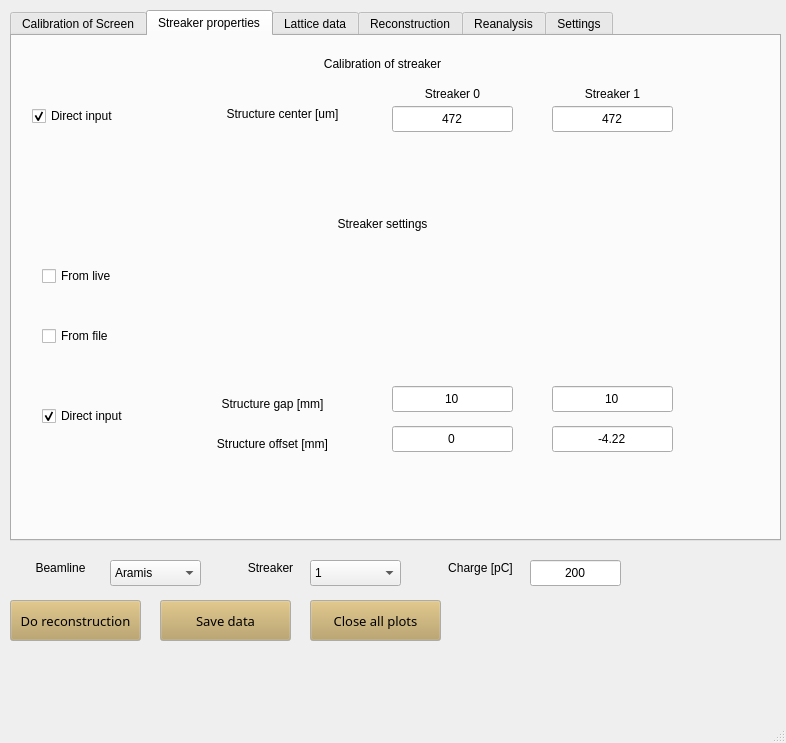
This is GUI.ui in pdijksta/WakefieldAnalysis as Qt 5 draws it before an edit. The edited form follows.
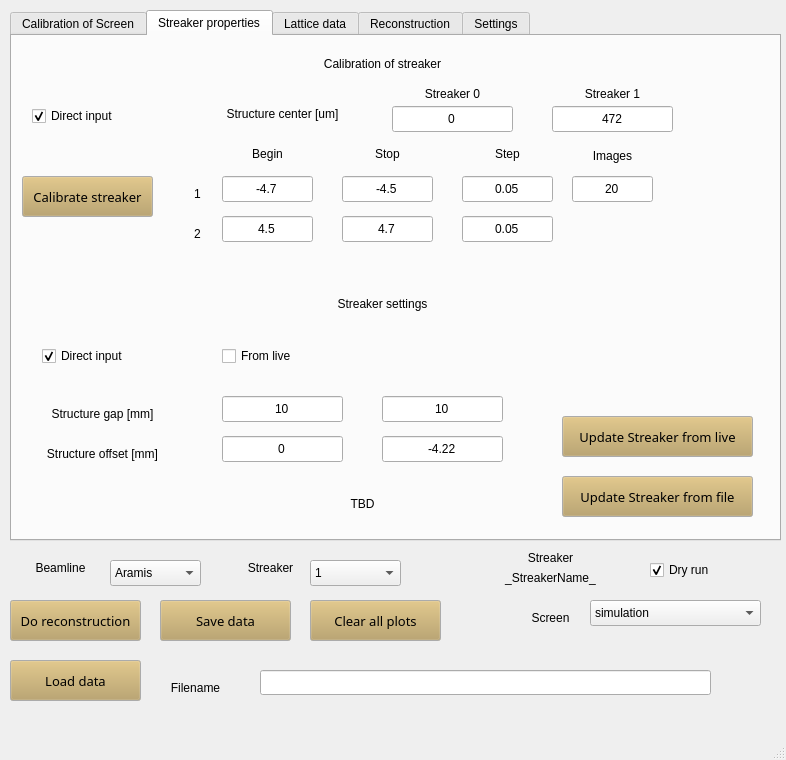
This is the edited form. The open tabs and pages were chosen to show the change.

Diff of the .ui file:
```diff
--- a/GUI.ui
+++ b/GUI.ui
@@ -7,7 +7,7 @@
     <x>0</x>
     <y>0</y>
     <width>786</width>
-    <height>743</height>
+    <height>760</height>
    </rect>
   </property>
   <property name="windowTitle">
@@ -205,7 +205,7 @@
        </rect>
       </property>
       <property name="text">
-       <string>472</string>
+       <string>0</string>
       </property>
       <property name="alignment">
        <set>Qt::AlignCenter</set>
@@ -294,8 +294,8 @@
      <widget class="QLabel" name="label_27">
       <property name="geometry">
        <rect>
-        <x>180</x>
-        <y>360</y>
+        <x>10</x>
+        <y>370</y>
         <width>161</width>
         <height>16</height>
        </rect>
@@ -310,8 +310,8 @@
      <widget class="QLineEdit" name="StreakerGap0">
       <property name="geometry">
        <rect>
-        <x>380</x>
-        <y>350</y>
+        <x>210</x>
+        <y>360</y>
         <width>121</width>
         <height>26</height>
        </rect>
@@ -326,8 +326,8 @@
      <widget class="QLineEdit" name="StreakerGap1">
       <property name="geometry">
        <rect>
-        <x>540</x>
-        <y>350</y>
+        <x>370</x>
+        <y>360</y>
         <width>121</width>
         <height>26</height>
        </rect>
@@ -342,8 +342,8 @@
      <widget class="QLabel" name="label_28">
       <property name="geometry">
        <rect>
-        <x>180</x>
-        <y>400</y>
+        <x>10</x>
+        <y>410</y>
         <width>161</width>
         <height>16</height>
        </rect>
@@ -358,8 +358,8 @@
      <widget class="QLineEdit" name="StreakerOffset0">
       <property name="geometry">
        <rect>
-        <x>380</x>
-        <y>390</y>
+        <x>210</x>
+        <y>400</y>
         <width>121</width>
         <height>26</height>
        </rect>
@@ -374,8 +374,8 @@
      <widget class="QLineEdit" name="StreakerOffset1">
       <property name="geometry">
        <rect>
-        <x>540</x>
-        <y>390</y>
+        <x>370</x>
+        <y>400</y>
         <width>121</width>
         <height>26</height>
        </rect>
@@ -407,7 +407,7 @@
       <property name="geometry">
        <rect>
         <x>290</x>
-        <y>180</y>
+        <y>260</y>
         <width>161</width>
         <height>16</height>
        </rect>
@@ -423,7 +423,7 @@
       <property name="geometry">
        <rect>
         <x>30</x>
-        <y>370</y>
+        <y>310</y>
         <width>111</width>
         <height>20</height>
        </rect>
@@ -435,27 +435,11 @@
        <bool>true</bool>
       </property>
      </widget>
-     <widget class="QCheckBox" name="SetStreakerFromFileCheck">
-      <property name="geometry">
-       <rect>
-        <x>30</x>
-        <y>290</y>
-        <width>111</width>
-        <height>20</height>
-       </rect>
-      </property>
-      <property name="text">
-       <string>From file</string>
-      </property>
-      <property name="checked">
-       <bool>false</bool>
-      </property>
-     </widget>
      <widget class="QCheckBox" name="SetStreakerFromLiveCheck">
       <property name="geometry">
        <rect>
-        <x>30</x>
-        <y>230</y>
+        <x>210</x>
+        <y>310</y>
         <width>111</width>
         <height>20</height>
        </rect>
@@ -467,6 +451,398 @@
        <bool>false</bool>
       </property>
      </widget>
+     <widget class="QPushButton" name="CalibrateStreaker">
+      <property name="geometry">
+       <rect>
+        <x>10</x>
+        <y>140</y>
+        <width>131</width>
+        <height>41</height>
+       </rect>
+      </property>
+      <property name="palette">
+       <palette>
+        <active>
+         <colorrole role="Button">
+          <brush brushstyle="SolidPattern">
+           <color alpha="255">
+            <red>183</red>
+            <green>157</green>
+            <blue>92</blue>
+           </color>
+          </brush>
+         </colorrole>
+        </active>
+        <inactive>
+         <colorrole role="Button">
+          <brush brushstyle="SolidPattern">
+           <color alpha="255">
+            <red>183</red>
+            <green>157</green>
+            <blue>92</blue>
+           </color>
+          </brush>
+         </colorrole>
+        </inactive>
+        <disabled>
+         <colorrole role="Button">
+          <brush brushstyle="SolidPattern">
+           <color alpha="255">
+            <red>183</red>
+            <green>157</green>
+            <blue>92</blue>
+           </color>
+          </brush>
+         </colorrole>
+        </disabled>
+       </palette>
+      </property>
+      <property name="font">
+       <font>
+        <family>Sans Serif</family>
+        <pointsize>10</pointsize>
+       </font>
+      </property>
+      <property name="text">
+       <string>Calibrate streaker</string>
+      </property>
+     </widget>
+     <widget class="QLineEdit" name="Range1Begin">
+      <property name="geometry">
+       <rect>
+        <x>210</x>
+        <y>140</y>
+        <width>91</width>
+        <height>26</height>
+       </rect>
+      </property>
+      <property name="text">
+       <string>-4.7</string>
+      </property>
+      <property name="alignment">
+       <set>Qt::AlignCenter</set>
+      </property>
+     </widget>
+     <widget class="QLabel" name="label_44">
+      <property name="geometry">
+       <rect>
+        <x>210</x>
+        <y>110</y>
+        <width>91</width>
+        <height>16</height>
+       </rect>
+      </property>
+      <property name="text">
+       <string>Begin</string>
+      </property>
+      <property name="alignment">
+       <set>Qt::AlignCenter</set>
+      </property>
+     </widget>
+     <widget class="QLineEdit" name="Range1Stop">
+      <property name="geometry">
+       <rect>
+        <x>330</x>
+        <y>140</y>
+        <width>91</width>
+        <height>26</height>
+       </rect>
+      </property>
+      <property name="text">
+       <string>-4.5</string>
+      </property>
+      <property name="alignment">
+       <set>Qt::AlignCenter</set>
+      </property>
+     </widget>
+     <widget class="QLabel" name="label_45">
+      <property name="geometry">
+       <rect>
+        <x>330</x>
+        <y>110</y>
+        <width>91</width>
+        <height>16</height>
+       </rect>
+      </property>
+      <property name="text">
+       <string>Stop</string>
+      </property>
+      <property name="alignment">
+       <set>Qt::AlignCenter</set>
+      </property>
+     </widget>
+     <widget class="QLineEdit" name="Range1Step">
+      <property name="geometry">
+       <rect>
+        <x>450</x>
+        <y>140</y>
+        <width>91</width>
+        <height>26</height>
+       </rect>
+      </property>
+      <property name="text">
+       <string>0.05</string>
+      </property>
+      <property name="alignment">
+       <set>Qt::AlignCenter</set>
+      </property>
+     </widget>
+     <widget class="QLabel" name="label_46">
+      <property name="geometry">
+       <rect>
+        <x>450</x>
+        <y>110</y>
+        <width>91</width>
+        <height>16</height>
+       </rect>
+      </property>
+      <property name="text">
+       <string>Step</string>
+      </property>
+      <property name="alignment">
+       <set>Qt::AlignCenter</set>
+      </property>
+     </widget>
+     <widget class="QLineEdit" name="Range2Begin">
+      <property name="geometry">
+       <rect>
+        <x>210</x>
+        <y>180</y>
+        <width>91</width>
+        <height>26</height>
+       </rect>
+      </property>
+      <property name="text">
+       <string>4.5</string>
+      </property>
+      <property name="alignment">
+       <set>Qt::AlignCenter</set>
+      </property>
+     </widget>
+     <widget class="QLineEdit" name="Range2Stop">
+      <property name="geometry">
+       <rect>
+        <x>330</x>
+        <y>180</y>
+        <width>91</width>
+        <height>26</height>
+       </rect>
+      </property>
+      <property name="text">
+       <string>4.7</string>
+      </property>
+      <property name="alignment">
+       <set>Qt::AlignCenter</set>
+      </property>
+     </widget>
+     <widget class="QLineEdit" name="Range2Step">
+      <property name="geometry">
+       <rect>
+        <x>450</x>
+        <y>180</y>
+        <width>91</width>
+        <height>26</height>
+       </rect>
+      </property>
+      <property name="text">
+       <string>0.05</string>
+      </property>
+      <property name="alignment">
+       <set>Qt::AlignCenter</set>
+      </property>
+     </widget>
+     <widget class="QLabel" name="label_47">
+      <property name="geometry">
+       <rect>
+        <x>160</x>
+        <y>150</y>
+        <width>51</width>
+        <height>16</height>
+       </rect>
+      </property>
+      <property name="text">
+       <string>1</string>
+      </property>
+      <property name="alignment">
+       <set>Qt::AlignCenter</set>
+      </property>
+     </widget>
+     <widget class="QLabel" name="label_48">
+      <property name="geometry">
+       <rect>
+        <x>160</x>
+        <y>190</y>
+        <width>51</width>
+        <height>16</height>
+       </rect>
+      </property>
+      <property name="text">
+       <string>2</string>
+      </property>
+      <property name="alignment">
+       <set>Qt::AlignCenter</set>
+      </property>
+     </widget>
+     <widget class="QPushButton" name="ObtainStreakerFromLive">
+      <property name="geometry">
+       <rect>
+        <x>550</x>
+        <y>380</y>
+        <width>191</width>
+        <height>41</height>
+       </rect>
+      </property>
+      <property name="palette">
+       <palette>
+        <active>
+         <colorrole role="Button">
+          <brush brushstyle="SolidPattern">
+           <color alpha="255">
+            <red>183</red>
+            <green>157</green>
+            <blue>92</blue>
+           </color>
+          </brush>
+         </colorrole>
+        </active>
+        <inactive>
+         <colorrole role="Button">
+          <brush brushstyle="SolidPattern">
+           <color alpha="255">
+            <red>183</red>
+            <green>157</green>
+            <blue>92</blue>
+           </color>
+          </brush>
+         </colorrole>
+        </inactive>
+        <disabled>
+         <colorrole role="Button">
+          <brush brushstyle="SolidPattern">
+           <color alpha="255">
+            <red>183</red>
+            <green>157</green>
+            <blue>92</blue>
+           </color>
+          </brush>
+         </colorrole>
+        </disabled>
+       </palette>
+      </property>
+      <property name="font">
+       <font>
+        <family>Sans Serif</family>
+        <pointsize>10</pointsize>
+       </font>
+      </property>
+      <property name="text">
+       <string>Update Streaker from live</string>
+      </property>
+     </widget>
+     <widget class="QPushButton" name="ObtainStreakerFromLive_2">
+      <property name="geometry">
+       <rect>
+        <x>550</x>
+        <y>440</y>
+        <width>191</width>
+        <height>41</height>
+       </rect>
+      </property>
+      <property name="palette">
+       <palette>
+        <active>
+         <colorrole role="Button">
+          <brush brushstyle="SolidPattern">
+           <color alpha="255">
+            <red>183</red>
+            <green>157</green>
+            <blue>92</blue>
+           </color>
+          </brush>
+         </colorrole>
+        </active>
+        <inactive>
+         <colorrole role="Button">
+          <brush brushstyle="SolidPattern">
+           <color alpha="255">
+            <red>183</red>
+            <green>157</green>
+            <blue>92</blue>
+           </color>
+          </brush>
+         </colorrole>
+        </inactive>
+        <disabled>
+         <colorrole role="Button">
+          <brush brushstyle="SolidPattern">
+           <color alpha="255">
+            <red>183</red>
+            <green>157</green>
+            <blue>92</blue>
+           </color>
+          </brush>
+         </colorrole>
+        </disabled>
+       </palette>
+      </property>
+      <property name="font">
+       <font>
+        <family>Sans Serif</family>
+        <pointsize>10</pointsize>
+       </font>
+      </property>
+      <property name="text">
+       <string>Update Streaker from file</string>
+      </property>
+     </widget>
+     <widget class="QLabel" name="label_49">
+      <property name="geometry">
+       <rect>
+        <x>270</x>
+        <y>460</y>
+        <width>161</width>
+        <height>16</height>
+       </rect>
+      </property>
+      <property name="text">
+       <string>TBD</string>
+      </property>
+      <property name="alignment">
+       <set>Qt::AlignCenter</set>
+      </property>
+     </widget>
+     <widget class="QLabel" name="label_51">
+      <property name="geometry">
+       <rect>
+        <x>560</x>
+        <y>110</y>
+        <width>81</width>
+        <height>20</height>
+       </rect>
+      </property>
+      <property name="text">
+       <string>Images</string>
+      </property>
+      <property name="alignment">
+       <set>Qt::AlignCenter</set>
+      </property>
+     </widget>
+     <widget class="QLineEdit" name="CalibrateStreakerImages">
+      <property name="geometry">
+       <rect>
+        <x>560</x>
+        <y>140</y>
+        <width>81</width>
+        <height>26</height>
+       </rect>
+      </property>
+      <property name="text">
+       <string>20</string>
+      </property>
+      <property name="alignment">
+       <set>Qt::AlignCenter</set>
+      </property>
+     </widget>
     </widget>
     <widget class="QWidget" name="tab_lattice">
      <attribute name="title">
@@ -781,99 +1157,6 @@
       </property>
      </widget>
     </widget>
-    <widget class="QWidget" name="tab_4">
-     <attribute name="title">
-      <string>Reanalysis</string>
-     </attribute>
-     <widget class="QPushButton" name="LoadData">
-      <property name="geometry">
-       <rect>
-        <x>20</x>
-        <y>20</y>
-        <width>131</width>
-        <height>41</height>
-       </rect>
-      </property>
-      <property name="palette">
-       <palette>
-        <active>
-         <colorrole role="Button">
-          <brush brushstyle="SolidPattern">
-           <color alpha="255">
-            <red>183</red>
-            <green>157</green>
-            <blue>92</blue>
-           </color>
-          </brush>
-         </colorrole>
-        </active>
-        <inactive>
-         <colorrole role="Button">
-          <brush brushstyle="SolidPattern">
-           <color alpha="255">
-            <red>183</red>
-            <green>157</green>
-            <blue>92</blue>
-           </color>
-          </brush>
-         </colorrole>
-        </inactive>
-        <disabled>
-         <colorrole role="Button">
-          <brush brushstyle="SolidPattern">
-           <color alpha="255">
-            <red>183</red>
-            <green>157</green>
-            <blue>92</blue>
-           </color>
-          </brush>
-         </colorrole>
-        </disabled>
-       </palette>
-      </property>
-      <property name="font">
-       <font>
-        <family>Sans Serif</family>
-        <pointsize>10</pointsize>
-       </font>
-      </property>
-      <property name="text">
-       <string>Load data</string>
-      </property>
-     </widget>
-     <widget class="QLineEdit" name="LoadDataFilename">
-      <property name="geometry">
-       <rect>
-        <x>270</x>
-        <y>30</y>
-        <width>451</width>
-        <height>25</height>
-       </rect>
-      </property>
-      <property name="text">
-       <string/>
-      </property>
-      <property name="alignment">
-       <set>Qt::AlignCenter</set>
-      </property>
-     </widget>
-     <widget class="QLabel" name="label_42">
-      <property name="geometry">
-       <rect>
-        <x>150</x>
-        <y>40</y>
-        <width>121</width>
-        <height>16</height>
-       </rect>
-      </property>
-      <property name="text">
-       <string>Filename</string>
-      </property>
-      <property name="alignment">
-       <set>Qt::AlignCenter</set>
-      </property>
-     </widget>
-    </widget>
     <widget class="QWidget" name="tab_2">
      <attribute name="title">
       <string>Settings</string>
@@ -1496,6 +1779,38 @@
        <set>Qt::AlignCenter</set>
       </property>
      </widget>
+     <widget class="QLineEdit" name="Charge">
+      <property name="geometry">
+       <rect>
+        <x>660</x>
+        <y>210</y>
+        <width>91</width>
+        <height>26</height>
+       </rect>
+      </property>
+      <property name="text">
+       <string>200</string>
+      </property>
+      <property name="alignment">
+       <set>Qt::AlignCenter</set>
+      </property>
+     </widget>
+     <widget class="QLabel" name="label_37">
+      <property name="geometry">
+       <rect>
+        <x>520</x>
+        <y>220</y>
+        <width>121</width>
+        <height>16</height>
+       </rect>
+      </property>
+      <property name="text">
+       <string>Charge [pC]</string>
+      </property>
+      <property name="alignment">
+       <set>Qt::AlignLeading|Qt::AlignLeft|Qt::AlignVCenter</set>
+      </property>
+     </widget>
     </widget>
    </widget>
    <widget class="QComboBox" name="StreakerSelect">
@@ -1627,38 +1942,6 @@
      <string>Do reconstruction</string>
     </property>
    </widget>
-   <widget class="QLabel" name="label_37">
-    <property name="geometry">
-     <rect>
-      <x>420</x>
-      <y>560</y>
-      <width>121</width>
-      <height>16</height>
-     </rect>
-    </property>
-    <property name="text">
-     <string>Charge [pC]</string>
-    </property>
-    <property name="alignment">
-     <set>Qt::AlignCenter</set>
-    </property>
-   </widget>
-   <widget class="QLineEdit" name="Charge">
-    <property name="geometry">
-     <rect>
-      <x>530</x>
-      <y>560</y>
-      <width>91</width>
-      <height>26</height>
-     </rect>
-    </property>
-    <property name="text">
-     <string>200</string>
-    </property>
-    <property name="alignment">
-     <set>Qt::AlignCenter</set>
-    </property>
-   </widget>
    <widget class="QPushButton" name="SaveData">
     <property name="geometry">
      <rect>
@@ -1768,9 +2051,189 @@
      </font>
     </property>
     <property name="text">
-     <string>Close all plots</string>
+     <string>Clear all plots</string>
     </property>
    </widget>
+   <widget class="QLabel" name="StreakerName">
+    <property name="geometry">
+     <rect>
+      <x>470</x>
+      <y>570</y>
+      <width>161</width>
+      <height>16</height>
+     </rect>
+    </property>
+    <property name="text">
+     <string>_StreakerName_</string>
+    </property>
+    <property name="alignment">
+     <set>Qt::AlignCenter</set>
+    </property>
+   </widget>
+   <widget class="QLabel" name="label_43">
+    <property name="geometry">
+     <rect>
+      <x>490</x>
+      <y>550</y>
+      <width>121</width>
+      <height>16</height>
+     </rect>
+    </property>
+    <property name="text">
+     <string>Streaker</string>
+    </property>
+    <property name="alignment">
+     <set>Qt::AlignCenter</set>
+    </property>
+   </widget>
+   <widget class="QCheckBox" name="SetStreakerDirectCheck_2">
+    <property name="geometry">
+     <rect>
+      <x>650</x>
+      <y>560</y>
+      <width>111</width>
+      <height>20</height>
+     </rect>
+    </property>
+    <property name="text">
+     <string>Dry run</string>
+    </property>
+    <property name="checked">
+     <bool>true</bool>
+    </property>
+   </widget>
+   <widget class="QPushButton" name="LoadData">
+    <property name="geometry">
+     <rect>
+      <x>10</x>
+      <y>660</y>
+      <width>131</width>
+      <height>41</height>
+     </rect>
+    </property>
+    <property name="palette">
+     <palette>
+      <active>
+       <colorrole role="Button">
+        <brush brushstyle="SolidPattern">
+         <color alpha="255">
+          <red>183</red>
+          <green>157</green>
+          <blue>92</blue>
+         </color>
+        </brush>
+       </colorrole>
+      </active>
+      <inactive>
+       <colorrole role="Button">
+        <brush brushstyle="SolidPattern">
+         <color alpha="255">
+          <red>183</red>
+          <green>157</green>
+          <blue>92</blue>
+         </color>
+        </brush>
+       </colorrole>
+      </inactive>
+      <disabled>
+       <colorrole role="Button">
+        <brush brushstyle="SolidPattern">
+         <color alpha="255">
+          <red>183</red>
+          <green>157</green>
+          <blue>92</blue>
+         </color>
+        </brush>
+       </colorrole>
+      </disabled>
+     </palette>
+    </property>
+    <property name="font">
+     <font>
+      <family>Sans Serif</family>
+      <pointsize>10</pointsize>
+     </font>
+    </property>
+    <property name="text">
+     <string>Load data</string>
+    </property>
+   </widget>
+   <widget class="QLabel" name="label_42">
+    <property name="geometry">
+     <rect>
+      <x>150</x>
+      <y>680</y>
+      <width>91</width>
+      <height>16</height>
+     </rect>
+    </property>
+    <property name="text">
+     <string>Filename</string>
+    </property>
+    <property name="alignment">
+     <set>Qt::AlignCenter</set>
+    </property>
+   </widget>
+   <widget class="QLineEdit" name="LoadDataFilename">
+    <property name="geometry">
+     <rect>
+      <x>260</x>
+      <y>670</y>
+      <width>451</width>
+      <height>25</height>
+     </rect>
+    </property>
+    <property name="text">
+     <string/>
+    </property>
+    <property name="alignment">
+     <set>Qt::AlignCenter</set>
+    </property>
+   </widget>
+   <widget class="QLabel" name="label_50">
+    <property name="geometry">
+     <rect>
+      <x>490</x>
+      <y>610</y>
+      <width>121</width>
+      <height>16</height>
+     </rect>
+    </property>
+    <property name="text">
+     <string>Screen</string>
+    </property>
+    <property name="alignment">
+     <set>Qt::AlignCenter</set>
+    </property>
+   </widget>
+   <widget class="QComboBox" name="ScreenSelect">
+    <property name="geometry">
+     <rect>
+      <x>590</x>
+      <y>600</y>
+      <width>171</width>
+      <height>26</height>
+     </rect>
+    </property>
+    <property name="currentIndex">
+     <number>0</number>
+    </property>
+    <item>
+     <property name="text">
+      <string>simulation</string>
+     </property>
+    </item>
+    <item>
+     <property name="text">
+      <string>SARBD02-DSCR050</string>
+     </property>
+    </item>
+    <item>
+     <property name="text">
+      <string>SARBD01-DSCR050</string>
+     </property>
+    </item>
+   </widget>
   </widget>
   <widget class="QMenuBar" name="menubar">
    <property name="geometry">
```
Left out of the diff: 6 changed lines with no effect on the pictures.
